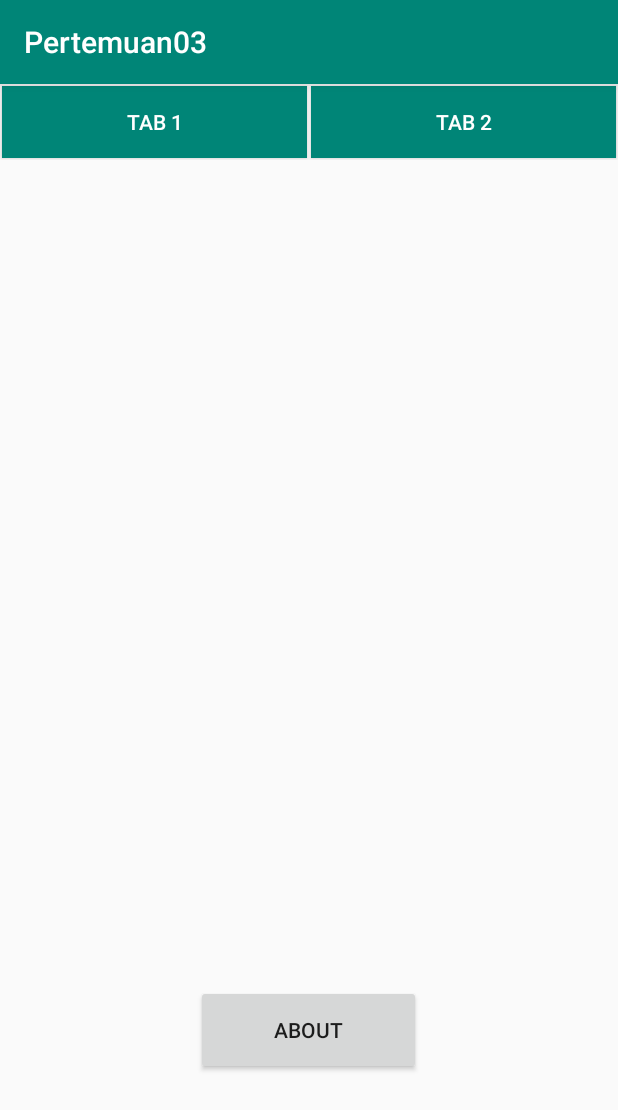
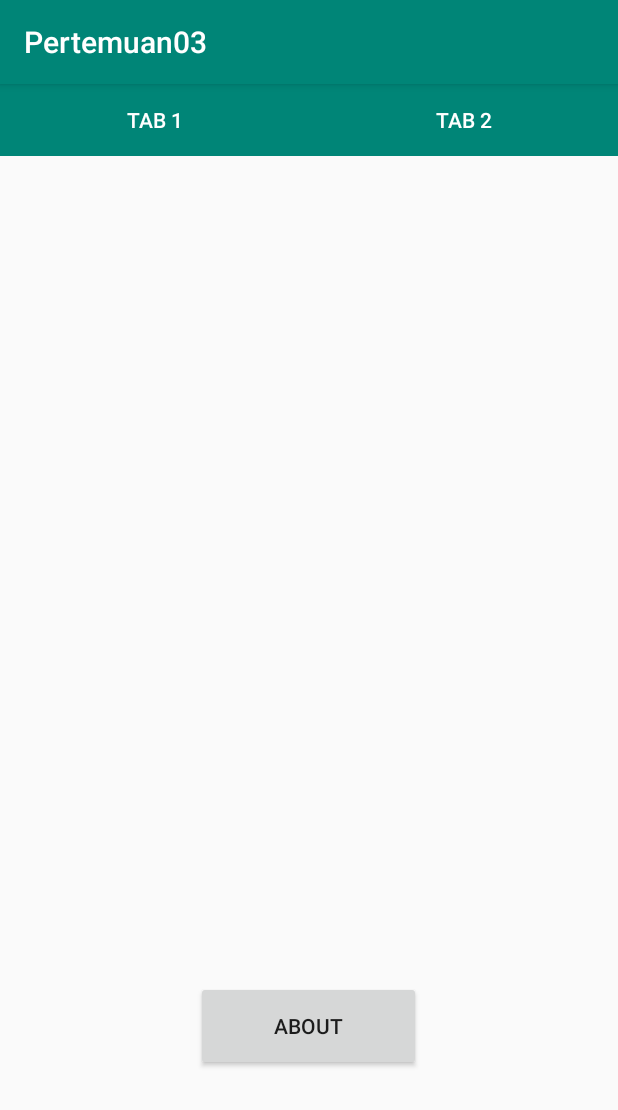
Before and after one commit to rezagrsn/Pertemuan03, an Android app: the activity_pertemuan03__constraint_layout screen opened directly, with no data from a screen before it, on a phone screen of 412 x 824 dp. Shown: the top 1110 px of the screen. Run offline under Robolectric (Android 15) with nearby library versions, the phone set to English and light mode, and no system bars.

Commit message:
update tugas

```diff
--- a/app/src/main/AndroidManifest.xml
+++ b/app/src/main/AndroidManifest.xml
@@ -2,16 +2,15 @@
 <manifest xmlns:android="http://schemas.android.com/apk/res/android"
     xmlns:tools="http://schemas.android.com/tools"
     package="com.example.pertemuan03"
-    tools:ignore="ExtraText"><![CDATA[
+    tools:ignore="ExtraText">
 
-    ]]><application
+    <application
         android:allowBackup="true"
         android:icon="@mipmap/ic_launcher"
         android:label="@string/app_name"
         android:roundIcon="@mipmap/ic_launcher_round"
         android:supportsRtl="true"
         android:theme="@style/AppTheme"
-        android:fullBackupContent=""
         tools:ignore="GoogleAppIndexingWarning">
         <activity android:name=".activity_pertemuan03__constraint_layout"></activity>
         <activity android:name=".activity_pertemuan03__relative_layout" />
--- /dev/null
+++ b/app/src/main/java/com/example/pertemuan03/FragmentOne.java
@@ -0,0 +1,4 @@
+package com.example.pertemuan03;
+
+class FragmentOne extends androidx.fragment.app.Fragment {
+}
--- a/app/src/main/java/com/example/pertemuan03/activity_pertemuan03__constraint_layout.java
+++ b/app/src/main/java/com/example/pertemuan03/activity_pertemuan03__constraint_layout.java
@@ -40,7 +40,7 @@ public class activity_pertemuan03__constraint_layout extends AppCompatActivity {
         Fragment fragment1 = fragmentManager.findFragmentByTag("fragOne");
 
         if (fragment1 == null) {
-            fragment1 = new FragmentOne();
+            fragment1 = new fragment_simple();
         }
         FragmentTransaction transaction = fragmentManager.beginTransaction();
         transaction.replace(R.id.mainFrag, fragment1, "fragOne");
@@ -56,7 +56,7 @@ public class activity_pertemuan03__constraint_layout extends AppCompatActivity {
         Fragment fragment2 = fragmentManager.findFragmentByTag("fragTwo");
 
         if (fragment2 == null) {
-            fragment2 = new FragmentTwo();
+            fragment2 = new fragment_simple_2();
         }
         FragmentTransaction transaction = fragmentManager.beginTransaction();
         transaction.replace(R.id.mainFrag, fragment2, "fragTwo");
--- a/app/src/main/res/layout/activity_pertemuan03__constraint_layout.xml
+++ b/app/src/main/res/layout/activity_pertemuan03__constraint_layout.xml
@@ -1,6 +1,5 @@
 <?xml version="1.0" encoding="utf-8"?>
 <LinearLayout xmlns:android="http://schemas.android.com/apk/res/android"
-    xmlns:app="http://schemas.android.com/apk/res-auto"
     xmlns:tools="http://schemas.android.com/tools"
     android:layout_width="match_parent"
     android:layout_height="match_parent"
@@ -16,18 +15,19 @@
             android:id="@+id/btnTap1"
             android:layout_width="wrap_content"
             android:layout_height="wrap_content"
-            android:layout_margin="1dp"
+            android:layout_margin="0dp"
             android:layout_weight="1"
             android:background="@color/colorPrimary"
             android:onClick="loadFragmentOne"
             android:text="Tab 1"
-            android:textColor="#FFFFFF" />
+            android:textColor="#FFFFFF"
+            tools:ignore="ButtonStyle" />
 
         <Button
             android:id="@+id/btnTab2"
             android:layout_width="wrap_content"
             android:layout_height="wrap_content"
-            android:layout_margin="1dp"
+            android:layout_margin="0dp"
             android:layout_weight="1"
             android:background="@color/colorPrimary"
             android:onClick="loadFragmentTwo"
```
